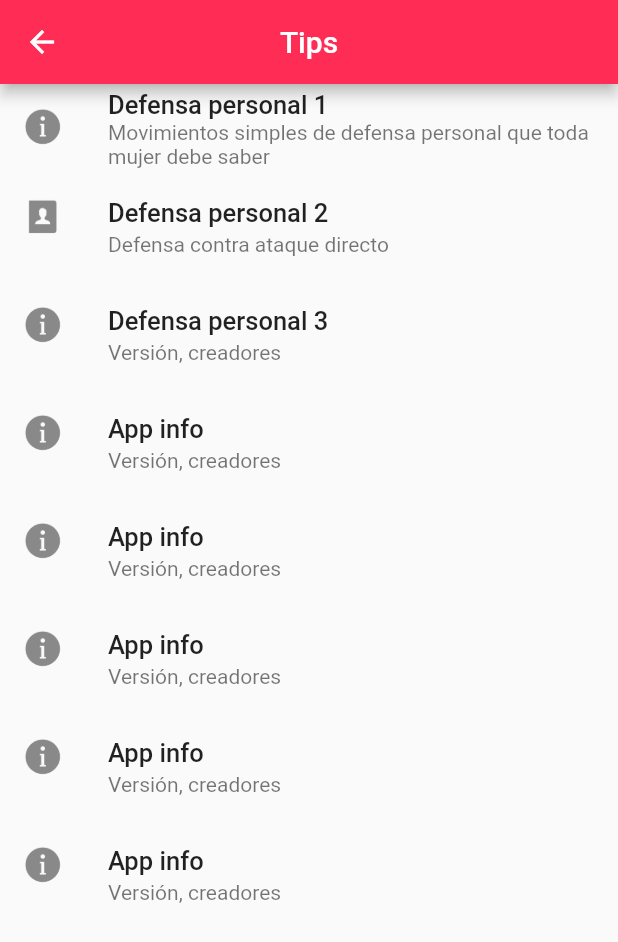
After one commit to DaniloJ0/Help.me, a Flutter app: the MenuPage screen opened directly, after a tap on "Tips", on a phone screen of 412 x 824 dp. The commit adds this screen. Shown: the top 942 px of the screen. Run offline on Flutter 3.47's test engine with Material 2 defaults, Android fonts, the phone set to English and light mode, and no system bars; our stand-ins replace firebase_auth, firebase_core, geocoding, geolocator, get, permission_handler and 2 more; missing offline and left inert: fluttercontactpicker, geocode, telephony; accounts and stored records are empty; Roboto replaces fonts that are missing (Abhaya Libre SemiBold).

Commit message:
feat: tips item incomplete
merge with victor code

```diff
--- a/lib/ui/menu_page.dart
+++ b/lib/ui/menu_page.dart
@@ -1,4 +1,5 @@
 import 'package:apphelpme/ui/login_page.dart';
+import 'package:apphelpme/ui/tipsPage.dart';
 import 'package:apphelpme/ui/user_info_page.dart';
 import 'package:flutter/material.dart';
 import 'package:get/get.dart';
@@ -78,6 +79,12 @@ class MenuPage extends StatelessWidget {
             onTap: () => Get.to(() => TermsPage(),
                 transition: Transition.leftToRight,
                 duration: const Duration(milliseconds: 450))),
+                ListTile(
+            leading: icons('help'),
+            title: textos('Tips', 17.0, FontWeight.w500),
+            subtitle: textos('Defensa personal, consejos al salir sola', 14.0,
+                FontWeight.w400),
+            onTap: () => Get.to(() => TipPage())),
         ListTile(
             leading: icons('ayuda'),
             title: textos('Ayuda', 17.0, FontWeight.w500),
--- /dev/null
+++ b/lib/ui/tipsPage.dart
@@ -0,0 +1,84 @@
+import 'package:apphelpme/ui/app_info_page.dart';
+import 'package:apphelpme/ui/contactenos_page.dart';
+import 'package:apphelpme/ui/help_center_page.dart';
+import 'package:flutter/material.dart';
+import 'package:get/get.dart';
+import '../widgets/listItems.dart';
+import 'package:url_launcher/url_launcher.dart';
+
+class TipPage extends StatelessWidget {
+  const TipPage({Key? key}) : super(key: key);
+
+  @override
+  Widget build(BuildContext context) {
+    return Scaffold(
+      appBar: AppBar(
+        title: const Text('Tips'),
+        backgroundColor: const Color(0xffff2d55),
+        centerTitle: true,
+      ),
+      body: SafeArea(child: Column(children: [
+      // customAppBar(),
+      Expanded(
+        child: ListMenu()
+        )
+      ])));
+  }
+
+}
+
+Widget ListMenu() {
+  return ListView(
+    children: [
+      ListTile(
+          leading: icons('info'),
+          title: textos('Defensa personal 1', 17.0, FontWeight.w500),
+          subtitle: textos(
+              'Movimientos simples de defensa personal que toda mujer debe saber', 14.0, FontWeight.w400),
+              onTap: ()=> launch("https://www.youtube.com/watch?v=3sad-WUVAIs&list=PLPrkSqYAH8OebCsp0Bf04skVWeeq92pzS&index=2&ab_channel=IstiloMartialArts")),
+      ListTile(
+          leading: icons('herContact'),
+          title: textos('Defensa personal 2', 17.0, FontWeight.w500),
+          subtitle: textos('Defensa contra ataque directo', 14.0,
+              FontWeight.w400),
+              onTap: ()=>  launch("https://www.youtube.com/watch?v=0iARKD6gEVI&list=PLPrkSqYAH8OebCsp0Bf04skVWeeq92pzS&index=6&ab_channel=YUGODefensaPersonal")),
+      ListTile(
+        leading: icons('info'),
+        title: textos('Defensa personal 3', 17.0, FontWeight.w500),
+        subtitle: textos(
+            'Versión, creadores', 14.0, FontWeight.w400),
+              onTap: ()=> launch("https://www.youtube.com/watch?v=-yUZDbCJ1KI&list=PLPrkSqYAH8OebCsp0Bf04skVWeeq92pzS&index=15&ab_channel=BrainyCrafts")),
+      ListTile(
+        leading: icons('info'),
+        title: textos('App info', 17.0, FontWeight.w500),
+        subtitle: textos(
+            'Versión, creadores', 14.0, FontWeight.w400),
+              onTap: ()=> launch("")),
+      ListTile(
+        leading: icons('info'),
+        title: textos('App info', 17.0, FontWeight.w500),
+        subtitle: textos(
+            'Versión, creadores', 14.0, FontWeight.w400),
+              onTap: ()=> launch("")),
+      ListTile(
+        leading: icons('info'),
+        title: textos('App info', 17.0, FontWeight.w500),
+        subtitle: textos(
+            'Versión, creadores', 14.0, FontWeight.w400),
+              onTap: ()=> launch("")),
+      ListTile(
+        leading: icons('info'),
+        title: textos('App info', 17.0, FontWeight.w500),
+        subtitle: textos(
+            'Versión, creadores', 14.0, FontWeight.w400),
+              onTap: ()=> launch("")),
+      ListTile(
+        leading: icons('info'),
+        title: textos('App info', 17.0, FontWeight.w500),
+        subtitle: textos(
+            'Versión, creadores', 14.0, FontWeight.w400),
+              onTap: ()=> launch("")),
+
+      ]
+    );
+}
--- a/pubspec.yaml
+++ b/pubspec.yaml
@@ -42,7 +42,6 @@ dependencies:
   cloud_firestore: ^3.1.11
   firebase_auth: ^3.3.13
   firebase_core: ^1.14.0
-  url_launcher: ^6.1.0
   flutter_sms: ^2.3.2
   telephony: ^0.1.4
   flutter_launcher_icons: ^0.9.2
@@ -55,6 +54,7 @@ dependencies:
   vibration: ^1.7.4-nullsafety.0
   shared_preferences: ^2.0.15
   fluttercontactpicker: ^4.7.0
+  url_launcher: ^6.1.2
 
 dev_dependencies:
   flutter_test:
```
Also changed, not shown: lib/assets/help.png (added), pubspec.lock.
